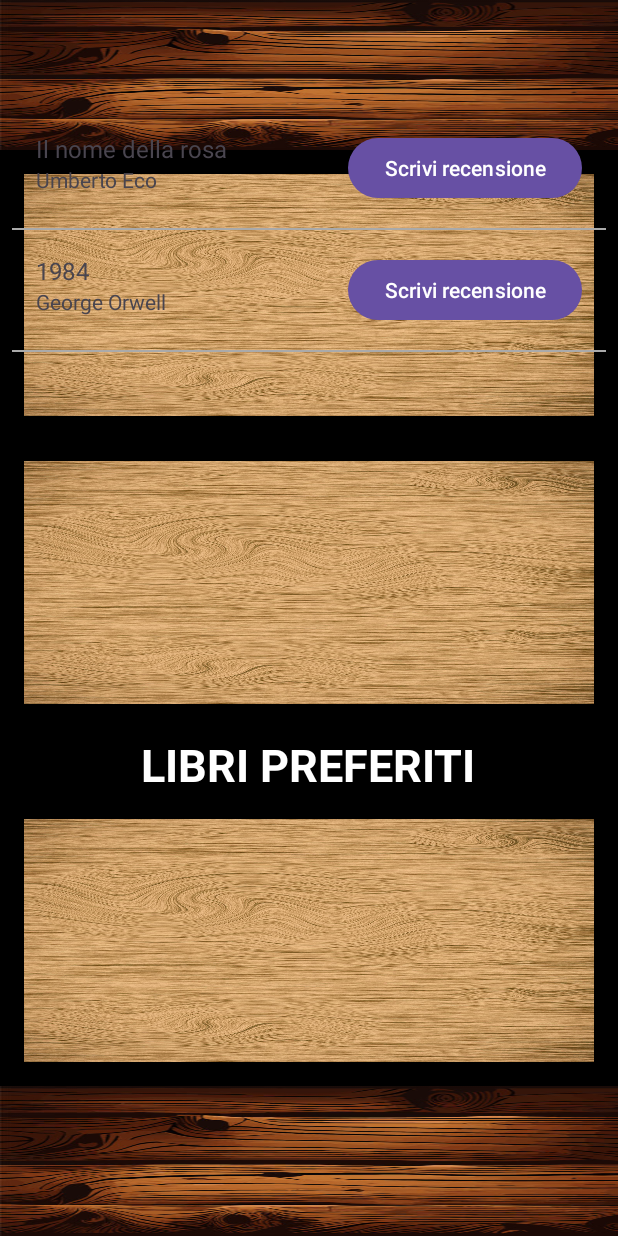
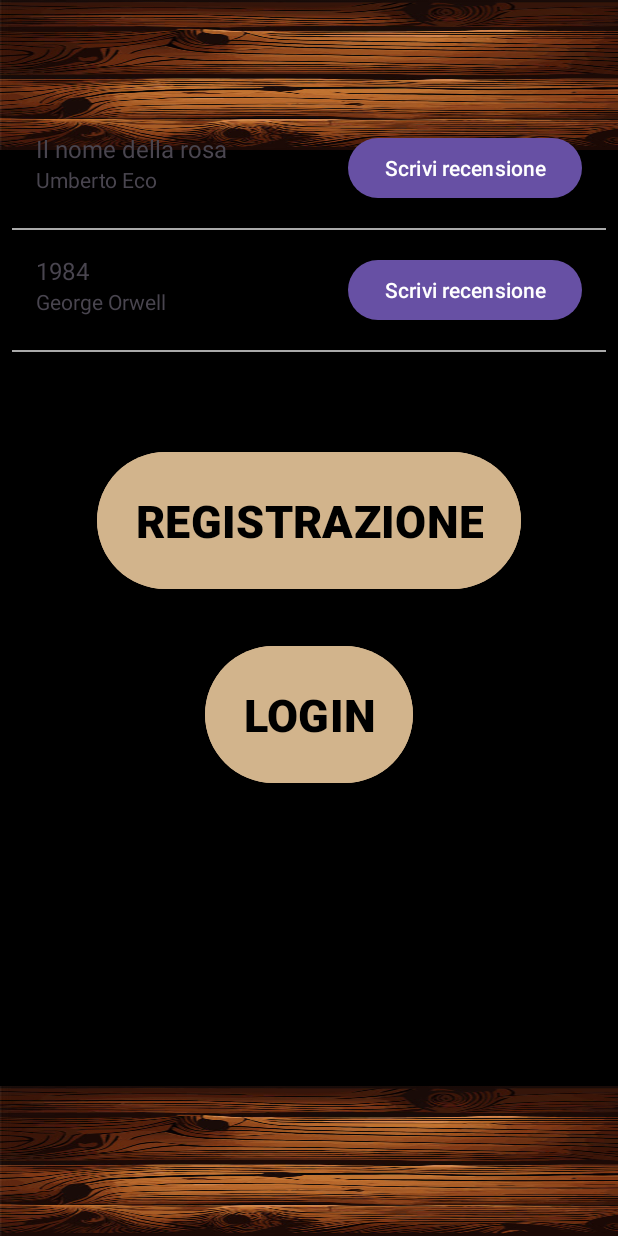
Before and after one commit to LorenzoMorandi-its/AppLibri, an Android app: the screen it shows after launch (MainActivity), on a phone screen of 412 x 824 dp. Run offline under Robolectric (Android 15) with nearby library versions, the phone set to English and light mode, and no system bars; 4 statements that could not run were skipped.

```diff
--- a/app/src/main/res/layout/activity_main.xml
+++ b/app/src/main/res/layout/activity_main.xml
@@ -8,6 +8,7 @@
     tools:context=".MainActivity">
 
     <LinearLayout
+        xmlns:android="http://schemas.android.com/apk/res/android"
         android:layout_width="match_parent"
         android:layout_height="match_parent"
         android:orientation="vertical"
@@ -20,104 +21,50 @@
             android:background="@drawable/legno" />
 
         <!-- Contenuto principale -->
-
-        <!-- Barra inferiore marrone -->
         <LinearLayout
             android:layout_width="match_parent"
             android:layout_height="0dp"
             android:layout_weight="1"
-            android:gravity="center"
-            android:orientation="vertical">
+            android:orientation="vertical"
+            android:gravity="center">
 
-            <LinearLayout
-                android:layout_width="match_parent"
-                android:layout_height="match_parent"
-                android:orientation="vertical"
-                android:padding="16dp"
-                android:backgroundTint="#000000">
-
-                <!-- Primo contenitore -->
-                <LinearLayout
-                    android:id="@+id/container1"
-                    android:layout_width="match_parent"
-                    android:layout_height="0dp"
-                    android:layout_weight="1"
-                    android:background="@drawable/legno2"
-                    android:orientation="vertical"
-                    android:padding="8dp">
-
-                    <!-- Contenuto del primo contenitore -->
-                    <TextView
+            <!-- Pulsante Registrazione -->
+            <Button
+                android:id="@+id/button_registrazione"
                 android:layout_width="wrap_content"
                 android:layout_height="wrap_content"
-                        android:textSize="18sp"
                 android:textStyle="bold"
-                        android:textColor="#000000"/>
-                </LinearLayout>
+                android:backgroundTint="#D2B48C"
+                android:padding="25dp"
+                android:textSize="30dp"
+                android:text="REGISTRAZIONE"
+                android:textColor="#000000" />
 
             <!-- Spaziatura -->
             <View
                 android:layout_width="match_parent"
                 android:layout_height="30dp" />
 
-                <!-- Secondo contenitore -->
-                <LinearLayout
-                    android:id="@+id/container2"
-                    android:layout_width="match_parent"
-                    android:layout_height="0dp"
-                    android:layout_weight="1"
-                    android:background="@drawable/legno2"
-                    android:orientation="vertical"
-                    android:padding="8dp">
-
-                    <TextView
+            <!-- Pulsante Login -->
+            <Button
+                android:id="@+id/button_login"
                 android:layout_width="wrap_content"
                 android:layout_height="wrap_content"
-                        android:textSize="18sp"
                 android:textStyle="bold"
-                        android:textColor="#000000"/>
+                android:backgroundTint="#D2B48C"
+                android:padding="25dp"
+                android:textSize="30dp"
+                android:text="LOGIN"
+                android:textColor="#000000" />
         </LinearLayout>
 
-                <!-- Spaziatura -->
-                <View
-                    android:layout_width="match_parent"
-                    android:layout_height="20dp" />
-
-                <TextView
-                    android:layout_width="wrap_content"
-                    android:layout_height="wrap_content"
-                    android:layout_gravity="center_horizontal"
-                    android:text="LIBRI PREFERITI"
-                    android:textSize="30sp"
-                    android:textStyle="bold"
-                    android:textColor="#FFFFFF"
-                    android:layout_marginBottom="16dp" />
-
-                <!-- Terzo contenitore -->
-                <LinearLayout
-                    android:id="@+id/container3"
-                    android:layout_width="match_parent"
-                    android:layout_height="0dp"
-                    android:layout_weight="1"
-                    android:background="@drawable/legno2"
-                    android:orientation="vertical"
-                    android:padding="8dp">
-
-                    <TextView
-                        android:layout_width="wrap_content"
-                        android:layout_height="wrap_content"
-                        android:textSize="18sp"
-                        android:textStyle="bold"
-                        android:textColor="#000000"/>
-                </LinearLayout>
-            </LinearLayout>
-        </LinearLayout>
-
+        <!-- Barra inferiore marrone -->
         <View
             android:layout_width="match_parent"
             android:layout_height="100dp"
             android:background="@drawable/legno" />
     </LinearLayout>
+
 
     <ListView
         android:id="@+id/listView"
```
Lines whose indentation alone changed are shown as unchanged.
